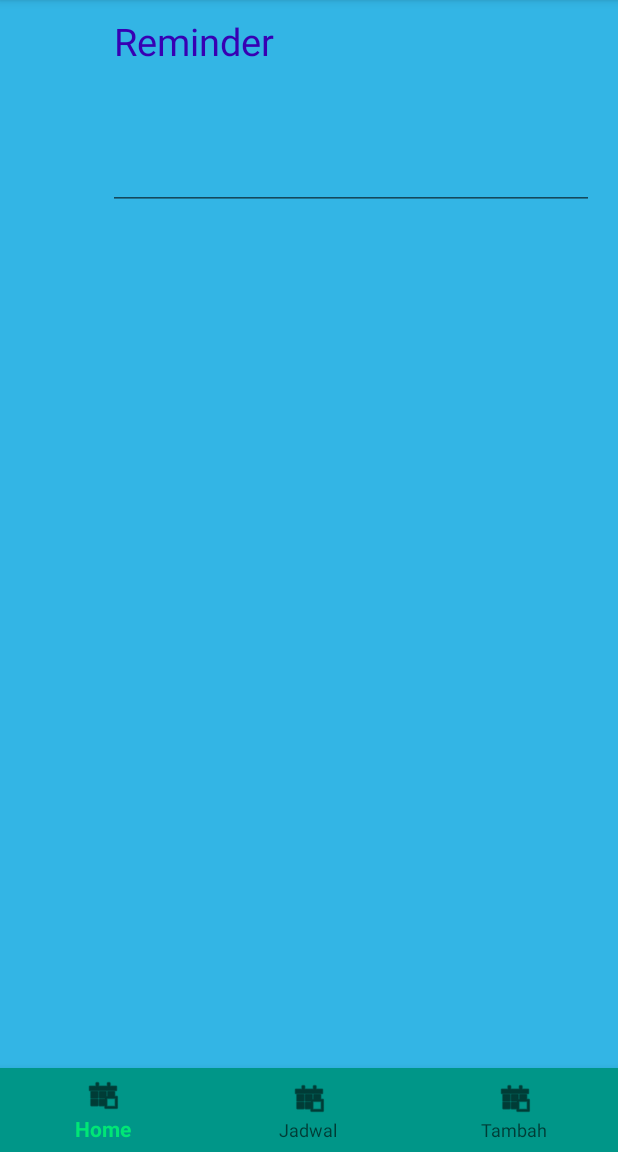
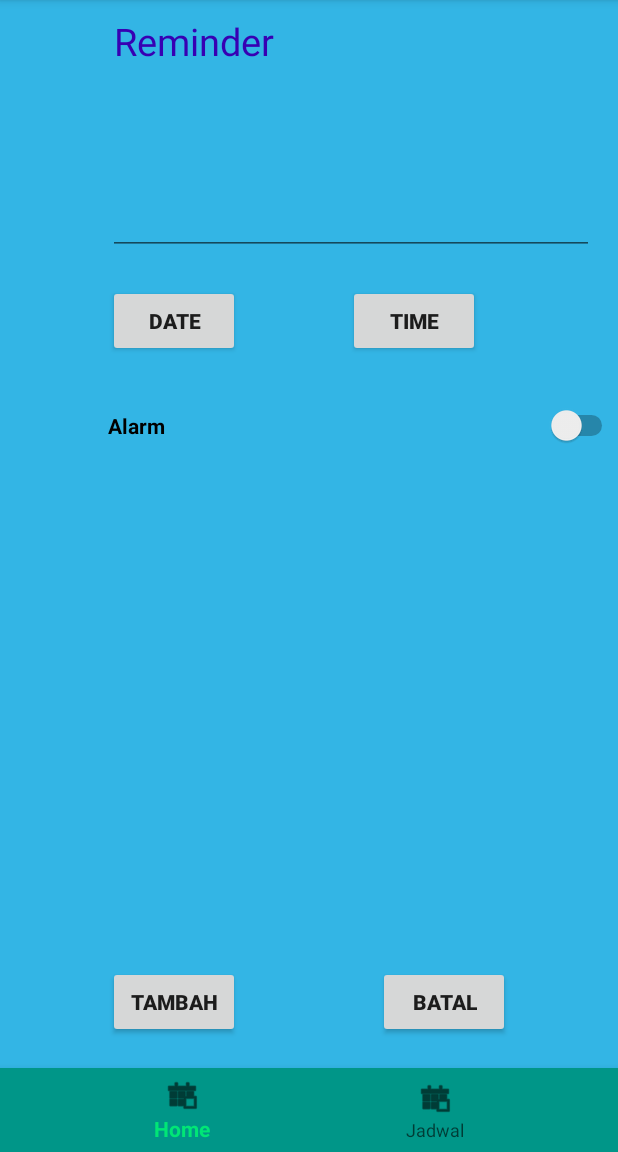
Before and after one commit to syarwanarief/MAINTAINANCEPPJ, an Android app: the fragment TambahFragment placed in its activity, on a phone screen of 412 x 824 dp, the part 84-1236 px from its top. Run offline under Robolectric (Android 15) with nearby library versions, the phone set to English and light mode, and no system bars.

Commit message:
Masookk Pak Eko

```diff
--- a/app/src/main/java/medio/maintainanceppj/MainActivity.java
+++ b/app/src/main/java/medio/maintainanceppj/MainActivity.java
@@ -74,9 +74,6 @@ public class MainActivity extends AppCompatActivity {
                         case R.id.nav_jadwal:
                             selectedFragment = new JadwalFragment();
                             break;
-                        case R.id.nav_tambah:
-                            selectedFragment = new TambahFragment();
-                            break;
                     }
                     getSupportFragmentManager().beginTransaction().replace(R.id.fragment_container,
                             selectedFragment).commit();
@@ -108,4 +105,11 @@ public class MainActivity extends AppCompatActivity {
         fragmentTransaction.replace(R.id.fragment_container, fragment);
         fragmentTransaction.commit();
     }
+
+    public void back(View view) {
+        HomeFragment fragment = new HomeFragment();
+        FragmentTransaction fragmentTransaction = getSupportFragmentManager().beginTransaction();
+        fragmentTransaction.replace(R.id.fragment_container, fragment);
+        fragmentTransaction.commit();
+    }
 }
--- a/app/src/main/res/layout/fragment_home.xml
+++ b/app/src/main/res/layout/fragment_home.xml
@@ -28,12 +28,15 @@
             android:layout_centerInParent="true"
             android:padding="16dp"
             android:gravity="center"
-            android:text="Jadwal Kosong, Tap 2x Untuk Menambah"/>
+            android:text="Jadwal Kosong, Klik Icon Untuk Menambah"/>
     </RelativeLayout>
 
     <android.support.design.widget.FloatingActionButton
         android:layout_width="wrap_content"
         android:layout_height="wrap_content"
+        android:layout_alignParentBottom="true"
+        android:layout_alignParentRight="true"
+        android:layout_marginBottom="30dp"
         android:src="@drawable/icon_tambah"
         android:onClick="tambah"/>
 
--- a/app/src/main/res/layout/fragment_jadwal.xml
+++ b/app/src/main/res/layout/fragment_jadwal.xml
@@ -5,5 +5,15 @@
     android:background="@color/colorAccent"
     android:padding="15dp">
 
+    <ScrollView
+        android:layout_width="fill_parent"
+        android:layout_height="fill_parent">
+
+        <ListView
+            android:layout_width="match_parent"
+            android:layout_height="match_parent">
+
+        </ListView>
+    </ScrollView>
 
 </RelativeLayout>
--- a/app/src/main/res/layout/fragment_tambah.xml
+++ b/app/src/main/res/layout/fragment_tambah.xml
@@ -2,15 +2,17 @@
 <RelativeLayout xmlns:android="http://schemas.android.com/apk/res/android"
     android:layout_width="match_parent"
     android:layout_height="match_parent"
+    xmlns:tools="http://schemas.android.com/tools"
+    tools:context=".MainActivity"
     android:background="@android:color/holo_blue_light">
     <LinearLayout
         android:layout_width="match_parent"
-        android:layout_height="140dp"
+        android:layout_height="170dp"
         android:orientation="vertical">
 
         <EditText
             android:layout_width="match_parent"
-            android:layout_height="140dp"
+            android:layout_height="170dp"
             android:layout_marginLeft="72dp"
             android:hint="Reminder"
             android:textSize="25dp"
@@ -20,7 +22,77 @@
             android:textColor="#FFF"
             android:scrollHorizontally="false"
             android:textColorHint="@color/design_default_color_primary_dark"
-            android:layout_marginRight="16dp"/>
+            android:layout_marginRight="16dp"
+            android:inputType="" />
 
     </LinearLayout>
+
+    <LinearLayout
+        android:layout_width="match_parent"
+        android:layout_height="300dp"
+        android:layout_alignParentStart="true"
+        android:layout_alignParentTop="true"
+        android:orientation="horizontal"
+        android:paddingTop="190dp">
+
+        <Button
+            android:layout_width="wrap_content"
+            android:layout_height="wrap_content"
+            android:layout_marginLeft="72dp"
+            android:layout_marginRight="72dp"
+            android:text="Date"
+            android:textAlignment="center"
+            android:textSize="14dp"
+            android:textStyle="bold"/>
+
+        <Button
+            android:layout_width="wrap_content"
+            android:layout_height="wrap_content"
+            android:text="Time"
+            android:textAlignment="center"
+            android:textSize="14dp"
+            android:textStyle="bold" />
+
+    </LinearLayout>
+
+    <LinearLayout
+        android:layout_width="match_parent"
+        android:layout_height="300dp"
+        android:paddingTop="270dp"
+        android:orientation="horizontal">
+        <Switch
+            android:id="@+id/switch1"
+            android:layout_width="wrap_content"
+            android:layout_height="wrap_content"
+            android:layout_marginLeft="72dp"
+            android:layout_weight="1"
+            android:textSize="14dp"
+            android:textStyle="bold"
+            android:text="Alarm" />
+    </LinearLayout>
+
+    <Button
+        android:layout_width="wrap_content"
+        android:layout_height="wrap_content"
+        android:layout_alignParentStart="true"
+        android:layout_alignParentBottom="true"
+        android:layout_marginStart="72dp"
+        android:layout_marginBottom="20dp"
+        android:gravity="center"
+        android:text="Tambah"
+        android:textSize="14dp"
+        android:textStyle="bold" />
+
+    <Button
+        android:layout_width="wrap_content"
+        android:layout_height="wrap_content"
+        android:layout_alignParentRight="true"
+        android:layout_alignParentBottom="true"
+        android:layout_marginRight="72dp"
+        android:layout_marginBottom="20dp"
+        android:gravity="center"
+        android:text="Batal"
+        android:textSize="14dp"
+        android:textStyle="bold"
+        android:onClick="back"/>
 </RelativeLayout>
--- a/app/src/main/res/menu/menu_bottom_nav.xml
+++ b/app/src/main/res/menu/menu_bottom_nav.xml
@@ -10,10 +10,4 @@
         android:icon="@android:drawable/ic_menu_today"
         android:title="Jadwal"
         />
-    <item
-        android:id="@+id/nav_tambah"
-        android:icon="@android:drawable/ic_menu_today"
-        android:title="Tambah"
-
-        />
 </menu>
```
